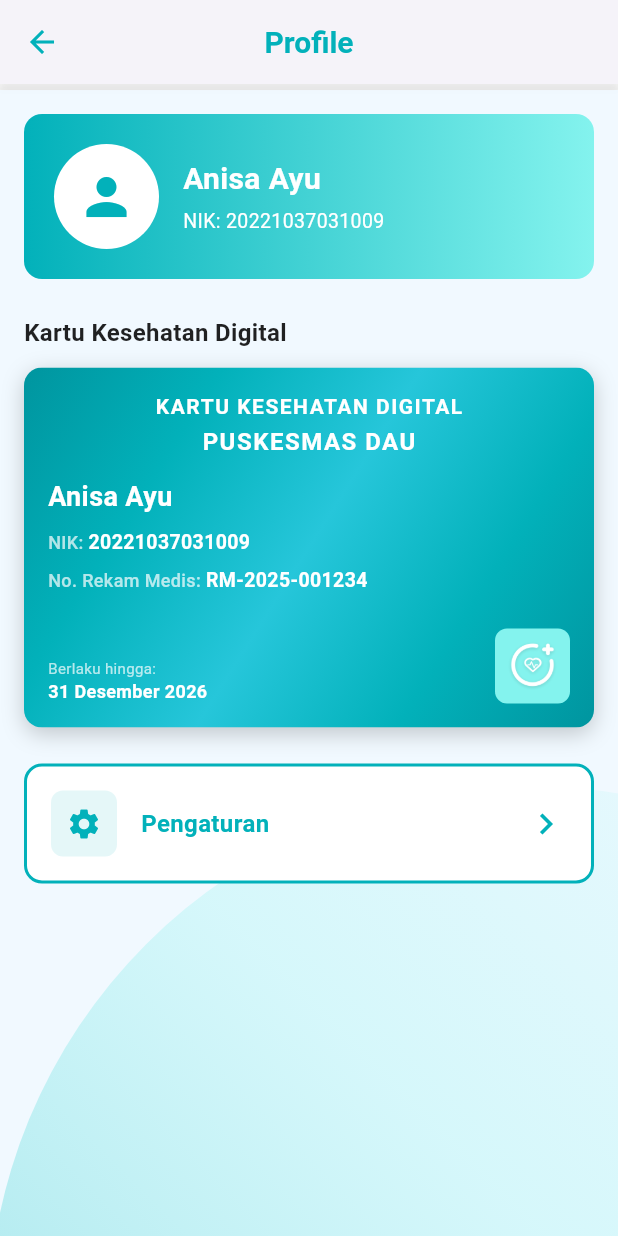
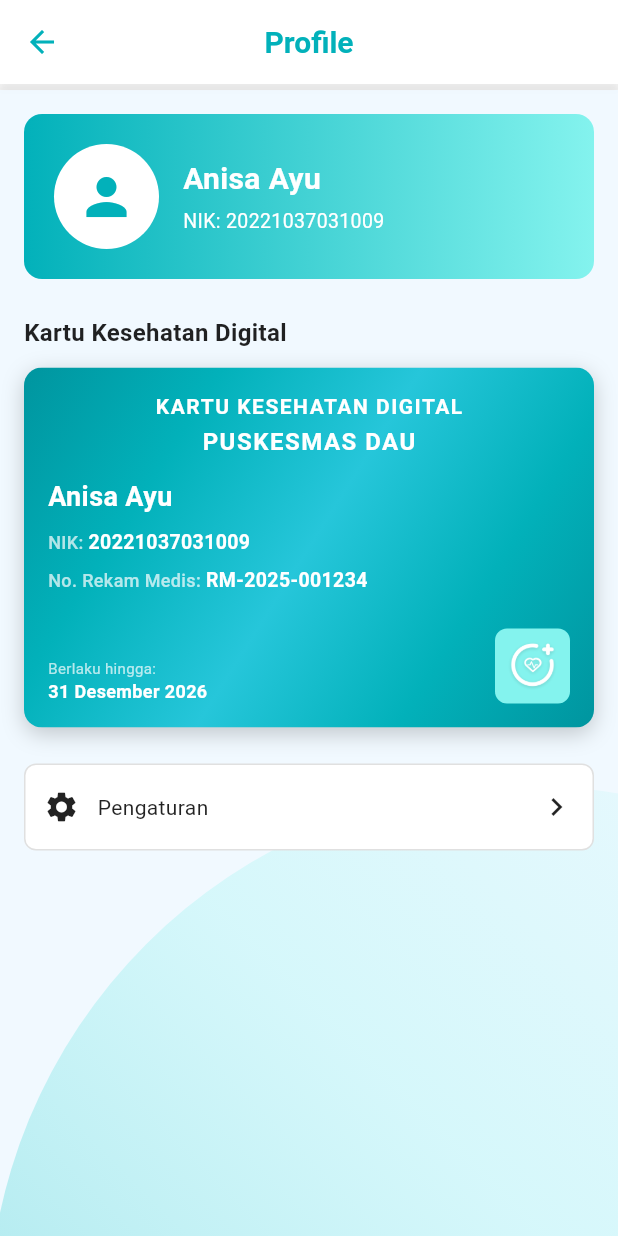
Before and after one commit to FaizalTrianto03/App-Puskesmas-Tugas-RI, a Flutter app: the screen it shows after launch, after a tap on "Masuk ke Dashboard", after a tap on "Selamat Datang,", on a phone screen of 412 x 824 dp. Run offline on Flutter 3.47's test engine with Material 3 defaults, Android fonts, the light colour scheme and no system bars; our stand-ins replace animate_do, firebase_core, flutter_dotenv, get, google_fonts, shared_preferences; accounts and stored records are empty.

Commit message:
Anisa 009 - fix: improve UI layout for pasien module v3 update

```diff
--- a/lib/app/modules/pasien/bpjs/views/info_bpjs_view.dart
+++ b/lib/app/modules/pasien/bpjs/views/info_bpjs_view.dart
@@ -14,6 +14,8 @@ class InfoBpjsView extends StatelessWidget {
         backgroundColor: const Color(0xFF02B1BA),
         elevation: 0,
         scrolledUnderElevation: 0,
+        surfaceTintColor: Colors.transparent,
+        centerTitle: true,
         leading: IconButton(
           icon: const Icon(Icons.arrow_back, color: Colors.white),
           onPressed: () => Navigator.of(context).pop(),
--- a/lib/app/modules/pasien/dashboard/views/pasien_dashboard_view.dart
+++ b/lib/app/modules/pasien/dashboard/views/pasien_dashboard_view.dart
@@ -36,6 +36,7 @@ class _PasienDashboardViewState extends State<PasienDashboardView> {
           elevation: 2,
           shadowColor: Colors.black.withOpacity(0.08),
           scrolledUnderElevation: 0,
+          surfaceTintColor: Colors.transparent,
           automaticallyImplyLeading: false,
           centerTitle: true,
           title: const Text(
--- a/lib/app/modules/pasien/lokasi/views/lokasi_puskesmas_view.dart
+++ b/lib/app/modules/pasien/lokasi/views/lokasi_puskesmas_view.dart
@@ -12,6 +12,7 @@ class LokasiPuskesmasView extends StatelessWidget {
       appBar: AppBar(
         backgroundColor: const Color(0xFF02B1BA),
         elevation: 0,
+        surfaceTintColor: Colors.transparent,
         leading: IconButton(
           icon: const Icon(Icons.arrow_back, color: Colors.white),
           onPressed: () => Navigator.of(context).pop(),
--- a/lib/app/modules/pasien/notifikasi/views/detail_notifikasi_view.dart
+++ b/lib/app/modules/pasien/notifikasi/views/detail_notifikasi_view.dart
@@ -15,6 +15,7 @@ class DetailNotifikasiView extends StatelessWidget {
       appBar: AppBar(
         backgroundColor: const Color(0xFF02B1BA),
         elevation: 0,
+        surfaceTintColor: Colors.transparent,
         leading: IconButton(
           icon: const Icon(Icons.arrow_back, color: Colors.white),
           onPressed: () => Navigator.of(context).pop(),
--- a/lib/app/modules/pasien/pendaftaran/views/pasien_pendaftaran_view.dart
+++ b/lib/app/modules/pasien/pendaftaran/views/pasien_pendaftaran_view.dart
@@ -53,6 +53,7 @@ class _PasienPendaftaranViewState extends State<PasienPendaftaranView> {
       appBar: AppBar(
         backgroundColor: const Color(0xFF02B1BA),
         elevation: 0,
+        surfaceTintColor: Colors.transparent,
         leading: IconButton(
           icon: const Icon(Icons.arrow_back, color: Colors.white),
           onPressed: () => Navigator.of(context).pop(),
--- a/lib/app/modules/pasien/profile/views/pasien_profile_view.dart
+++ b/lib/app/modules/pasien/profile/views/pasien_profile_view.dart
@@ -15,6 +15,7 @@ class PasienProfileView extends StatelessWidget {
         elevation: 2,
         shadowColor: Colors.black.withOpacity(0.08),
         scrolledUnderElevation: 0,
+        surfaceTintColor: Colors.transparent,
         centerTitle: true,
         leading: IconButton(
           icon: const Icon(Icons.arrow_back, color: Color(0xFF02B1BA)),
@@ -281,44 +282,28 @@ class PasienProfileView extends StatelessWidget {
                         );
                       },
                       child: Container(
-                        padding: const EdgeInsets.all(16),
+                        padding: const EdgeInsets.symmetric(vertical: 16, horizontal: 12),
                         decoration: BoxDecoration(
                           color: Colors.white,
-                          borderRadius: BorderRadius.circular(12),
-                          border: Border.all(
-                            color: const Color(0xFF02B1BA),
-                            width: 2,
-                          ),
+                          borderRadius: BorderRadius.circular(8),
+                          border: Border.all(color: Colors.grey.shade300),
                         ),
                         child: Row(
-                          children: [
-                            Container(
-                              padding: const EdgeInsets.all(10),
-                              decoration: BoxDecoration(
-                                color: const Color(0xFF02B1BA).withOpacity(0.1),
-                                borderRadius: BorderRadius.circular(8),
-                              ),
-                              child: const Icon(
-                                Icons.settings,
-                                color: Color(0xFF02B1BA),
-                                size: 24,
-                              ),
-                            ),
-                            const SizedBox(width: 16),
-                            const Expanded(
+                          children: const [
+                            Icon(Icons.settings, color: Colors.black87),
+                            SizedBox(width: 12),
+                            Expanded(
                               child: Text(
                                 'Pengaturan',
                                 style: TextStyle(
-                                  fontSize: 16,
-                                  fontWeight: FontWeight.bold,
-                                  color: Color(0xFF02B1BA),
+                                  fontSize: 14,
+                                  color: Colors.black87,
                                 ),
                               ),
                             ),
-                            const Icon(
+                            Icon(
                               Icons.chevron_right,
-                              color: Color(0xFF02B1BA),
-                              size: 28,
+                              color: Colors.black87,
                             ),
                           ],
                         ),
--- a/lib/app/modules/pasien/register/views/pasien_register_view.dart
+++ b/lib/app/modules/pasien/register/views/pasien_register_view.dart
@@ -80,6 +80,7 @@ class _PasienRegisterViewState extends State<PasienRegisterView> {
       appBar: AppBar(
         backgroundColor: const Color(0xFF02B1BA),
         elevation: 0,
+        surfaceTintColor: Colors.transparent,
         leading: IconButton(
           icon: const Icon(Icons.arrow_back, color: Colors.white),
           onPressed: () => Navigator.of(context).pop(),
--- a/lib/app/modules/pasien/riwayat/views/detail_riwayat_view.dart
+++ b/lib/app/modules/pasien/riwayat/views/detail_riwayat_view.dart
@@ -14,6 +14,7 @@ class DetailRiwayatView extends StatelessWidget {
       appBar: AppBar(
         backgroundColor: const Color(0xFF02B1BA),
         elevation: 0,
+        surfaceTintColor: Colors.transparent,
         leading: IconButton(
           icon: const Icon(Icons.arrow_back, color: Colors.white),
           onPressed: () => Navigator.of(context).pop(),
--- a/lib/app/modules/pasien/riwayat/views/riwayat_kunjungan_view.dart
+++ b/lib/app/modules/pasien/riwayat/views/riwayat_kunjungan_view.dart
@@ -247,6 +247,7 @@ class _RiwayatKunjunganViewState extends State<RiwayatKunjunganView> {
       appBar: AppBar(
         backgroundColor: const Color(0xFF02B1BA),
         elevation: 0,
+        surfaceTintColor: Colors.transparent,
         leading: IconButton(
           icon: const Icon(Icons.arrow_back, color: Colors.white),
           onPressed: () => Navigator.of(context).pop(),
--- a/lib/app/modules/pasien/settings/views/pasien_settings_view.dart
+++ b/lib/app/modules/pasien/settings/views/pasien_settings_view.dart
@@ -19,6 +19,7 @@ class PasienSettingsView extends StatelessWidget {
         elevation: 2,
         shadowColor: Colors.black.withOpacity(0.08),
         scrolledUnderElevation: 0,
+        surfaceTintColor: Colors.transparent,
         centerTitle: true,
         leading: IconButton(
           icon: const Icon(Icons.arrow_back, color: Color(0xFF02B1BA)),
--- a/lib/app/modules/pasien/status_antrean/views/status_antrean_view.dart
+++ b/lib/app/modules/pasien/status_antrean/views/status_antrean_view.dart
@@ -15,6 +15,7 @@ class StatusAntreanView extends StatelessWidget {
       appBar: AppBar(
         backgroundColor: const Color(0xFF02B1BA),
         elevation: 0,
+        surfaceTintColor: Colors.transparent,
         leading: IconButton(
           icon: const Icon(Icons.arrow_back, color: Colors.white),
           onPressed: () => Navigator.of(context).pop(),
```
Also changed, not shown: lib/app/modules/pasien/bpjs/views/cara_klaim_view.dart (+12 -0 lines), lib/app/modules/pasien/layanan_lainnya/views/layanan_lainnya_view.dart (+3 -17 lines), lib/app/modules/pasien/notifikasi/views/notifikasi_list_view.dart (+36 -6 lines), lib/app/modules/pasien/settings/views/kelola_data_diri_view.dart (+4 -3 lines), lib/app/modules/pasien/settings/views/kelola_kata_sandi_view.dart (+4 -3 lines).
